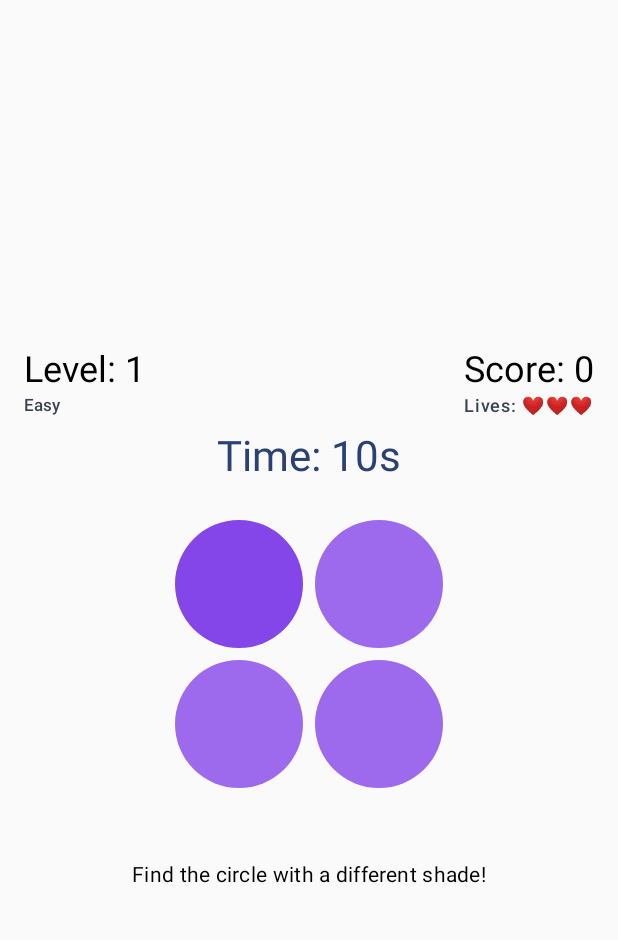
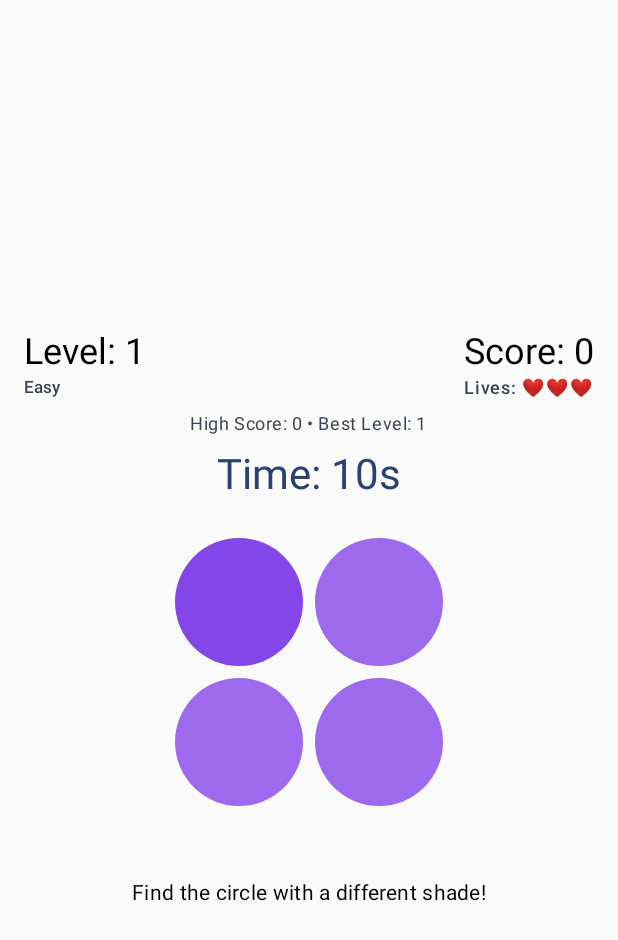
Before and after one commit to Veekshithkadaveru/Spot-the-Shade, an Android app built with Jetpack Compose: the screen it shows after launch (MainActivity), after a tap on "Start Game", on a phone screen of 412 x 824 dp. Shown: the top 940 px of the screen. Run offline under Robolectric (Android 15) with nearby library versions, the phone set to English and light mode, and no system bars.

Commit message:
Implement data persistence features

```diff
--- a/app/src/main/java/com/example/spottheshade/data/model/GameModels.kt
+++ b/app/src/main/java/com/example/spottheshade/data/model/GameModels.kt
@@ -31,3 +31,28 @@ enum class GameStatus {
     PLAYING,
     GAME_OVER
 }
+
+// Data classes for persistence
+data class UserPreferences(
+    val highScore: Int = 0,
+    val highestLevel: Int = 1,
+    val unlockedThemes: Set<ThemeType> = setOf(ThemeType.DEFAULT),
+    val currentTheme: ThemeType = ThemeType.DEFAULT,
+    val soundEnabled: Boolean = true,
+    val totalGamesPlayed: Int = 0,
+    val totalCorrectAnswers: Int = 0
+)
+
+enum class ThemeType(val displayName: String) {
+    DEFAULT("Default"),
+    NEON("Neon"),
+    PASTEL("Pastel"),
+    RETRO("Retro"),
+    MONOCHROME("Monochrome")
+}
+
+enum class ShapeType {
+    CIRCLE,
+    SQUARE,
+    TRIANGLE
+}
--- /dev/null
+++ b/app/src/main/java/com/example/spottheshade/data/repository/PreferencesManager.kt
@@ -0,0 +1,103 @@
+package com.example.spottheshade.data.repository
+
+import android.content.Context
+import androidx.datastore.preferences.core.booleanPreferencesKey
+import androidx.datastore.preferences.core.edit
+import androidx.datastore.preferences.core.intPreferencesKey
+import androidx.datastore.preferences.core.stringPreferencesKey
+import androidx.datastore.preferences.core.stringSetPreferencesKey
+import androidx.datastore.preferences.preferencesDataStore
+import com.example.spottheshade.data.model.ThemeType
+import com.example.spottheshade.data.model.UserPreferences
+import kotlinx.coroutines.flow.Flow
+import kotlinx.coroutines.flow.map
+
+// Extension property for Context to create DataStore
+private val Context.dataStore by preferencesDataStore(name = "user_preferences")
+
+class PreferencesManager(private val context: Context) {
+
+    companion object {
+        private val HIGH_SCORE_KEY = intPreferencesKey("high_score")
+        private val HIGHEST_LEVEL_KEY = intPreferencesKey("highest_level")
+        private val UNLOCKED_THEMES_KEY = stringSetPreferencesKey("unlocked_themes")
+        private val CURRENT_THEME_KEY = stringPreferencesKey("current_theme")
+        private val SOUND_ENABLED_KEY = booleanPreferencesKey("sound_enabled")
+        private val TOTAL_GAMES_PLAYED_KEY = intPreferencesKey("total_games_played")
+        private val TOTAL_CORRECT_ANSWERS_KEY = intPreferencesKey("total_correct_answers")
+    }
+
+    val userPreferences: Flow<UserPreferences> = context.dataStore.data
+        .map { preferences ->
+            UserPreferences(
+                highScore = preferences[HIGH_SCORE_KEY] ?: 0,
+                highestLevel = preferences[HIGHEST_LEVEL_KEY] ?: 1,
+                unlockedThemes = preferences[UNLOCKED_THEMES_KEY]?.map {
+                    ThemeType.valueOf(it)
+                }?.toSet() ?: setOf(ThemeType.DEFAULT),
+                currentTheme = preferences[CURRENT_THEME_KEY]?.let {
+                    ThemeType.valueOf(it)
+                } ?: ThemeType.DEFAULT,
+                soundEnabled = preferences[SOUND_ENABLED_KEY] ?: true,
+                totalGamesPlayed = preferences[TOTAL_GAMES_PLAYED_KEY] ?: 0,
+                totalCorrectAnswers = preferences[TOTAL_CORRECT_ANSWERS_KEY] ?: 0
+            )
+        }
+
+    suspend fun updateHighScore(score: Int) {
+        context.dataStore.edit { preferences ->
+            val currentHighScore = preferences[HIGH_SCORE_KEY] ?: 0
+            if (score > currentHighScore) {
+                preferences[HIGH_SCORE_KEY] = score
+            }
+        }
+    }
+
+    suspend fun updateHighestLevel(level: Int) {
+        context.dataStore.edit { preferences ->
+            val currentHighestLevel = preferences[HIGHEST_LEVEL_KEY] ?: 1
+            if (level > currentHighestLevel) {
+                preferences[HIGHEST_LEVEL_KEY] = level
+            }
+        }
+    }
+
+    suspend fun unlockTheme(theme: ThemeType) {
+        context.dataStore.edit { preferences ->
+            val currentThemes = preferences[UNLOCKED_THEMES_KEY] ?: emptySet()
+            preferences[UNLOCKED_THEMES_KEY] = currentThemes + theme.name
+        }
+    }
+
+    suspend fun setCurrentTheme(theme: ThemeType) {
+        context.dataStore.edit { preferences ->
+            preferences[CURRENT_THEME_KEY] = theme.name
+        }
+    }
+
+    suspend fun setSoundEnabled(enabled: Boolean) {
+        context.dataStore.edit { preferences ->
+            preferences[SOUND_ENABLED_KEY] = enabled
+        }
+    }
+
+    suspend fun incrementGamesPlayed() {
+        context.dataStore.edit { preferences ->
+            val current = preferences[TOTAL_GAMES_PLAYED_KEY] ?: 0
+            preferences[TOTAL_GAMES_PLAYED_KEY] = current + 1
+        }
+    }
+
+    suspend fun incrementCorrectAnswers() {
+        context.dataStore.edit { preferences ->
+            val current = preferences[TOTAL_CORRECT_ANSWERS_KEY] ?: 0
+            preferences[TOTAL_CORRECT_ANSWERS_KEY] = current + 1
+        }
+    }
+
+    suspend fun resetAllData() {
+        context.dataStore.edit { preferences ->
+            preferences.clear()
+        }
+    }
+}
--- a/app/src/main/java/com/example/spottheshade/ui/screens/GameplayScreen.kt
+++ b/app/src/main/java/com/example/spottheshade/ui/screens/GameplayScreen.kt
@@ -25,6 +25,7 @@ import androidx.compose.runtime.DisposableEffect
 import androidx.compose.runtime.LaunchedEffect
 import androidx.compose.runtime.collectAsState
 import androidx.compose.runtime.getValue
+import com.example.spottheshade.data.model.UserPreferences
 import androidx.compose.ui.Alignment
 import androidx.compose.ui.Modifier
 import androidx.compose.ui.draw.clip
@@ -34,19 +35,22 @@ import androidx.compose.ui.unit.Dp
 import androidx.compose.ui.unit.dp
 import androidx.lifecycle.viewmodel.compose.viewModel
 import androidx.navigation.NavHostController
+import androidx.compose.ui.platform.LocalContext
 import com.example.spottheshade.data.model.GameResult
 import com.example.spottheshade.data.model.GridItem
 import com.example.spottheshade.navigation.Screen
 import com.example.spottheshade.ui.theme.SpotTheShadeTheme
 import com.example.spottheshade.viewmodel.GameViewModel
+import com.example.spottheshade.viewmodel.GameViewModelFactory
 import kotlin.math.sqrt
 
 @Composable
 fun GameplayScreen(
     navController: NavHostController,
-    viewModel: GameViewModel = viewModel()
+    viewModel: GameViewModel = viewModel(factory = GameViewModelFactory(LocalContext.current))
 ) {
     val gameState by viewModel.gameState.collectAsState()
+    val userPreferences by viewModel.userPreferences.collectAsState(initial = UserPreferences())
 
     // Start game when screen loads (use stable key)
     LaunchedEffect(key1 = true) {
@@ -136,6 +140,14 @@ fun GameplayScreen(
                 }
             }
         }
+
+        // High Score display
+        Text(
+            text = "High Score: ${userPreferences.highScore} • Best Level: ${userPreferences.highestLevel}",
+            style = MaterialTheme.typography.bodySmall,
+            color = MaterialTheme.colorScheme.secondary,
+            modifier = Modifier.padding(top = 8.dp)
+        )
 
         // Timer with extra time indicator
         Column(
--- a/app/src/main/java/com/example/spottheshade/ui/screens/MainMenuScreen.kt
+++ b/app/src/main/java/com/example/spottheshade/ui/screens/MainMenuScreen.kt
@@ -5,6 +5,7 @@ import androidx.compose.foundation.layout.Column
 import androidx.compose.foundation.layout.fillMaxSize
 import androidx.compose.foundation.layout.padding
 import androidx.compose.material3.Button
+import androidx.compose.material3.Card
 import androidx.compose.material3.MaterialTheme
 import androidx.compose.material3.Text
 import androidx.compose.runtime.Composable
@@ -12,10 +13,21 @@ import androidx.compose.ui.Alignment
 import androidx.compose.ui.Modifier
 import androidx.compose.ui.unit.dp
 import androidx.navigation.NavHostController
+import androidx.compose.ui.platform.LocalContext
+import androidx.lifecycle.viewmodel.compose.viewModel
+import androidx.compose.runtime.collectAsState
+import androidx.compose.runtime.getValue
 import com.example.spottheshade.navigation.Screen
+import com.example.spottheshade.viewmodel.GameViewModel
+import com.example.spottheshade.viewmodel.GameViewModelFactory
+import com.example.spottheshade.data.model.UserPreferences
 
 @Composable
-fun MainMenuScreen(navController: NavHostController) {
+fun MainMenuScreen(
+    navController: NavHostController,
+    viewModel: GameViewModel = viewModel(factory = GameViewModelFactory(LocalContext.current))
+) {
+    val userPreferences by viewModel.userPreferences.collectAsState(initial = UserPreferences())
     Column(
         modifier = Modifier.fillMaxSize().padding(16.dp),
         horizontalAlignment = Alignment.CenterHorizontally,
@@ -24,8 +36,41 @@ fun MainMenuScreen(navController: NavHostController) {
         Text(
             text = "Spot the Shade",
             style = MaterialTheme.typography.headlineLarge,
-            modifier = Modifier.padding(bottom = 32.dp)
+            modifier = Modifier.padding(bottom = 16.dp)
         )
+
+        // Show high scores if player has played before
+        if (userPreferences.totalGamesPlayed > 0) {
+            Card(
+                modifier = Modifier.padding(bottom = 24.dp)
+            ) {
+                Column(
+                    modifier = Modifier.padding(16.dp),
+                    horizontalAlignment = Alignment.CenterHorizontally
+                ) {
+                    Text(
+                        text = "Your Best",
+                        style = MaterialTheme.typography.titleMedium,
+                        modifier = Modifier.padding(bottom = 8.dp)
+                    )
+                    Text(
+                        text = "High Score: ${userPreferences.highScore}",
+                        style = MaterialTheme.typography.bodyLarge
+                    )
+                    Text(
+                        text = "Best Level: ${userPreferences.highestLevel}",
+                        style = MaterialTheme.typography.bodyLarge
+                    )
+                    Text(
+                        text = "Games Played: ${userPreferences.totalGamesPlayed}",
+                        style = MaterialTheme.typography.bodySmall,
+                        color = MaterialTheme.colorScheme.secondary,
+                        modifier = Modifier.padding(top = 4.dp)
+                    )
+                }
+            }
+        }
+
         Button(
             onClick = { navController.navigate(Screen.Gameplay.route) }
         ) {
--- a/app/src/main/java/com/example/spottheshade/viewmodel/GameViewModel.kt
+++ b/app/src/main/java/com/example/spottheshade/viewmodel/GameViewModel.kt
@@ -1,10 +1,14 @@
 package com.example.spottheshade.viewmodel
 
+import android.content.Context
 import androidx.lifecycle.ViewModel
+import androidx.lifecycle.ViewModelProvider
 import androidx.lifecycle.viewModelScope
 import com.example.spottheshade.data.model.GameResult
 import com.example.spottheshade.data.model.GameState
+import com.example.spottheshade.data.model.UserPreferences
 import com.example.spottheshade.data.repository.GridGenerator
+import com.example.spottheshade.data.repository.PreferencesManager
 import kotlinx.coroutines.Job
 import kotlinx.coroutines.delay
 import kotlinx.coroutines.flow.MutableStateFlow
@@ -12,7 +16,9 @@ import kotlinx.coroutines.flow.StateFlow
 import kotlinx.coroutines.flow.asStateFlow
 import kotlinx.coroutines.launch
 
-class GameViewModel : ViewModel() {
+class GameViewModel(
+    private val preferencesManager: PreferencesManager
+) : ViewModel() {
 
     private val gridGenerator = GridGenerator()
     private var timerJob: Job? = null
@@ -20,10 +26,16 @@ class GameViewModel : ViewModel() {
     private val _gameState = MutableStateFlow(GameState())
     val gameState: StateFlow<GameState> = _gameState.asStateFlow()
 
+    // Expose user preferences as StateFlow
+    val userPreferences = preferencesManager.userPreferences
+
     fun startGame() {
         viewModelScope.launch {
             // Cancel any existing timer
             timerJob?.cancel()
+
+            // Increment games played counter
+            preferencesManager.incrementGamesPlayed()
 
             val grid = gridGenerator.generateGrid(level = 1)
             _gameState.value = GameState(
@@ -87,14 +99,19 @@ class GameViewModel : ViewModel() {
         // Stop the timer since user made a selection
         timerJob?.cancel()
 
-
-
          val tappedItem = currentState.grid.find { it.id == itemId }
          if (tappedItem == null) return
          if (tappedItem.isTarget) {
              // Correct selection! Progress to next level
              val newLevel = currentState.level + 1
              val newScore = currentState.score + (10 * currentState.level)
+
+             viewModelScope.launch {
+                 // Update persistent data
+                 preferencesManager.incrementCorrectAnswers()
+                 preferencesManager.updateHighScore(newScore)
+                 preferencesManager.updateHighestLevel(newLevel)
+             }
 
              _gameState.value = currentState.copy(
                  gameResult = GameResult.Correct,
@@ -125,8 +142,7 @@ class GameViewModel : ViewModel() {
                 isGameActive = true,
                 gameResult = null,
                 timeRemaining = 5,
-                hasUsedExtraTime = true,
-                lives = currentState.lives + 1
+                hasUsedExtraTime = true
             )
 
             startTimer(5)
@@ -138,7 +154,12 @@ class GameViewModel : ViewModel() {
         val newLives = currentState.lives - 1
 
         if (newLives <= 0) {
-            // Game Over - no more lives
+            // Game Over - save final score and level
+            viewModelScope.launch {
+                preferencesManager.updateHighScore(currentState.score)
+                preferencesManager.updateHighestLevel(currentState.level)
+            }
+
             _gameState.value = currentState.copy(
                 gameResult = GameResult.GameOver,
                 isGameActive = false,
@@ -177,3 +198,16 @@ class GameViewModel : ViewModel() {
     }
 
 }
+
+// ViewModelFactory to inject PreferencesManager
+class GameViewModelFactory(
+    private val context: Context
+) : ViewModelProvider.Factory {
+    override fun <T : ViewModel> create(modelClass: Class<T>): T {
+        if (modelClass.isAssignableFrom(GameViewModel::class.java)) {
+            @Suppress("UNCHECKED_CAST")
+            return GameViewModel(PreferencesManager(context)) as T
+        }
+        throw IllegalArgumentException("Unknown ViewModel class")
+    }
+}
```
Also changed, not shown: app/src/main/java/com/example/spottheshade/ui/screens/GameOverScreen.kt (+67 -9 lines).
